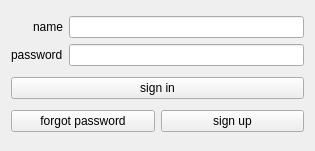
The window that Client/login.ui (IldarS2000/Messenger) describes before a commit, drawn with Qt 5.
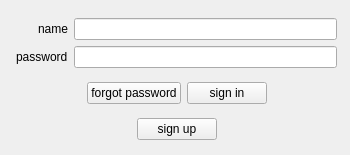
The same window after the commit.

Commit message: upd login ui

Diff of the .ui file:
```diff
--- a/Client/login.ui
+++ b/Client/login.ui
@@ -2,29 +2,47 @@
 <ui version="4.0">
  <class>Login</class>
  <widget class="QWidget" name="Login">
+  <property name="enabled">
+   <bool>true</bool>
+  </property>
   <property name="geometry">
    <rect>
     <x>0</x>
     <y>0</y>
-    <width>315</width>
-    <height>151</height>
+    <width>350</width>
+    <height>155</height>
    </rect>
   </property>
+  <property name="sizePolicy">
+   <sizepolicy hsizetype="Fixed" vsizetype="Fixed">
+    <horstretch>0</horstretch>
+    <verstretch>0</verstretch>
+   </sizepolicy>
+  </property>
   <property name="minimumSize">
    <size>
-    <width>315</width>
-    <height>151</height>
+    <width>350</width>
+    <height>155</height>
    </size>
   </property>
   <property name="maximumSize">
    <size>
-    <width>315</width>
-    <height>151</height>
+    <width>350</width>
+    <height>155</height>
    </size>
   </property>
   <property name="windowTitle">
    <string>Login</string>
   </property>
+  <widget class="QWidget" name="">
+   <property name="geometry">
+    <rect>
+     <x>16</x>
+     <y>10</y>
+     <width>321</width>
+     <height>141</height>
+    </rect>
+   </property>
   <layout class="QVBoxLayout" name="verticalLayout_3">
    <item>
     <layout class="QHBoxLayout" name="horizontalLayout">
@@ -59,6 +77,28 @@
     </layout>
    </item>
    <item>
+     <layout class="QHBoxLayout" name="horizontalLayout_3">
+      <item>
+       <spacer name="horizontalSpacer_5">
+        <property name="orientation">
+         <enum>Qt::Horizontal</enum>
+        </property>
+        <property name="sizeHint" stdset="0">
+         <size>
+          <width>40</width>
+          <height>20</height>
+         </size>
+        </property>
+       </spacer>
+      </item>
+      <item>
+       <widget class="QPushButton" name="forgorPassButton">
+        <property name="text">
+         <string>forgot password</string>
+        </property>
+       </widget>
+      </item>
+      <item>
     <widget class="QPushButton" name="signInButton">
      <property name="text">
       <string>sign in</string>
@@ -66,13 +106,34 @@
     </widget>
    </item>
    <item>
+       <spacer name="horizontalSpacer_4">
+        <property name="orientation">
+         <enum>Qt::Horizontal</enum>
+        </property>
+        <property name="sizeHint" stdset="0">
+         <size>
+          <width>40</width>
+          <height>20</height>
+         </size>
+        </property>
+       </spacer>
+      </item>
+     </layout>
+    </item>
+    <item>
     <layout class="QHBoxLayout" name="horizontalLayout_2">
      <item>
-      <widget class="QPushButton" name="forgorPassButton">
-       <property name="text">
-        <string>forgot password</string>
-       </property>
-      </widget>
+       <spacer name="horizontalSpacer_2">
+        <property name="orientation">
+         <enum>Qt::Horizontal</enum>
+        </property>
+        <property name="sizeHint" stdset="0">
+         <size>
+          <width>40</width>
+          <height>20</height>
+         </size>
+        </property>
+       </spacer>
      </item>
      <item>
       <widget class="QPushButton" name="signUpButton">
@@ -81,9 +142,23 @@
        </property>
       </widget>
      </item>
+      <item>
+       <spacer name="horizontalSpacer_3">
+        <property name="orientation">
+         <enum>Qt::Horizontal</enum>
+        </property>
+        <property name="sizeHint" stdset="0">
+         <size>
+          <width>40</width>
+          <height>20</height>
+         </size>
+        </property>
+       </spacer>
+      </item>
     </layout>
    </item>
   </layout>
+  </widget>
  </widget>
  <resources/>
  <connections/>
```
Lines whose indentation alone changed are shown as unchanged.
